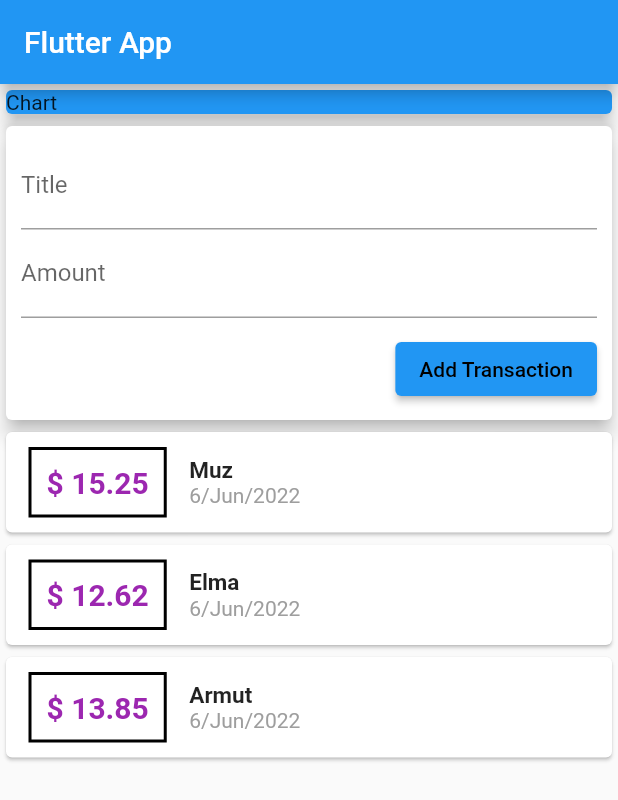
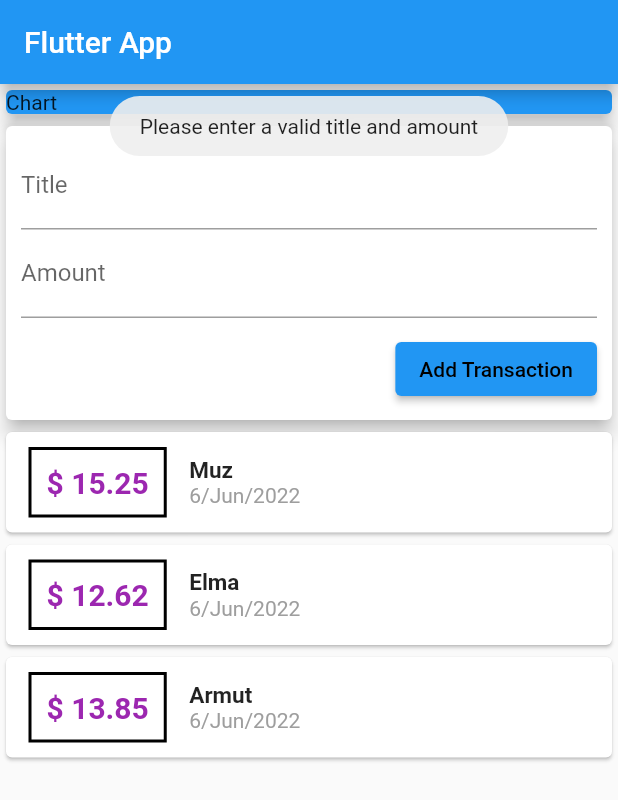
Before and after one commit to KarakayaFSM/Flutter-Sample-Quiz-App, a Flutter app: the screen it shows after launch, after a tap on "Add Transaction", on a phone screen of 412 x 824 dp. Shown: the top 800 px of the screen. Run offline on Flutter 3.47's test engine with Material 2 defaults, Android fonts, the phone set to English and light mode, and no system bars; our stand-ins replace fluttertoast.

Commit message:
used toStringAsFixed to make the decimal place rounded

```diff
--- a/expenses_app/lib/widgets/new_transaction.dart
+++ b/expenses_app/lib/widgets/new_transaction.dart
@@ -1,5 +1,6 @@
 import 'package:flutter/material.dart';
 import 'package:flutter/services.dart';
+import 'package:fluttertoast/fluttertoast.dart';
 
 class NewTransaction extends StatelessWidget {
   NewTransaction({Key? key, required this.onSubmit}) : super(key: key);
@@ -40,7 +41,13 @@ class NewTransaction extends StatelessWidget {
                   final givenAmount =
                       double.tryParse(_amountController.value.text) ?? -1;
 
+                  print("given title: $givenTitle");
+                  print("given amount: $givenAmount");
+
                   if (!isValid(givenTitle, givenAmount)) {
+                    Fluttertoast.showToast(
+                        msg: "Please enter a valid title and amount",
+                        gravity: ToastGravity.TOP);
                     return;
                   }
                   onSubmit(givenTitle, givenAmount);
--- a/expenses_app/lib/widgets/transaction_list.dart
+++ b/expenses_app/lib/widgets/transaction_list.dart
@@ -24,7 +24,7 @@ class TransactionList extends StatelessWidget {
                       border: Border.all(color: Colors.black, width: 2)),
                   padding: EdgeInsets.all(10),
                   child: Text(
-                    "\$ ${transaction.amount}",
+                    "\$ ${transaction.amount.toStringAsFixed(2)}",
                     style: TextStyle(
                         fontWeight: FontWeight.bold,
                         fontSize: 20,
```
